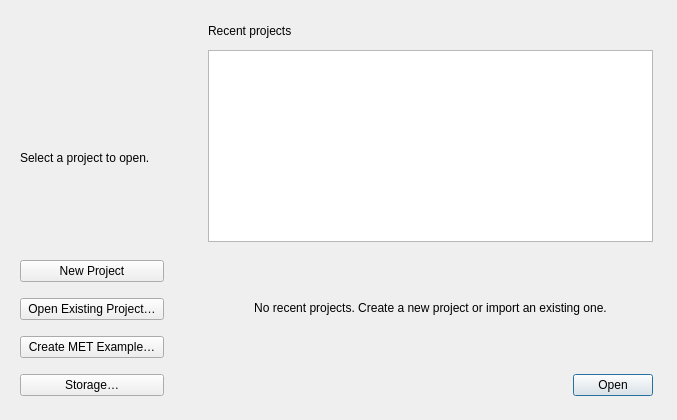
Old version of the form src/MainWindow/ui/project_chooser.ui in the repository eidora-desktop/EIDORA.
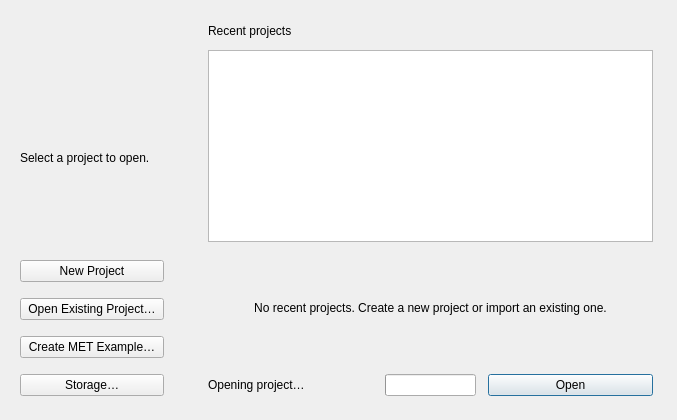
New version of the form.

```diff
--- a/src/MainWindow/ui/project_chooser.ui
+++ b/src/MainWindow/ui/project_chooser.ui
@@ -241,17 +241,42 @@
       <item>
        <layout class="QHBoxLayout" name="layout_project_actions">
         <item>
-         <spacer name="spacer_project_actions">
-          <property name="orientation">
-           <enum>Qt::Orientation::Horizontal</enum>
+         <widget class="QLabel" name="label_opening_project">
+          <property name="sizePolicy">
+           <sizepolicy hsizetype="Ignored" vsizetype="Preferred">
+            <horstretch>0</horstretch>
+            <verstretch>0</verstretch>
+           </sizepolicy>
           </property>
-          <property name="sizeHint" stdset="0">
-           <size>
-            <width>40</width>
-            <height>20</height>
-           </size>
+          <property name="text">
+           <string>Opening project…</string>
           </property>
-         </spacer>
+          <property name="textFormat">
+           <enum>Qt::TextFormat::PlainText</enum>
+          </property>
+         </widget>
+        </item>
+        <item>
+         <widget class="QProgressBar" name="progress_opening_project">
+          <property name="sizePolicy">
+           <sizepolicy hsizetype="Fixed" vsizetype="Fixed">
+            <horstretch>0</horstretch>
+            <verstretch>0</verstretch>
+           </sizepolicy>
+          </property>
+          <property name="maximum">
+           <number>100</number>
+          </property>
+          <property name="value">
+           <number>0</number>
+          </property>
+          <property name="textVisible">
+           <bool>false</bool>
+          </property>
+          <property name="accessibleName">
+           <string>Opening project</string>
+          </property>
+         </widget>
         </item>
         <item>
          <widget class="QPushButton" name="button_open_project">
```
